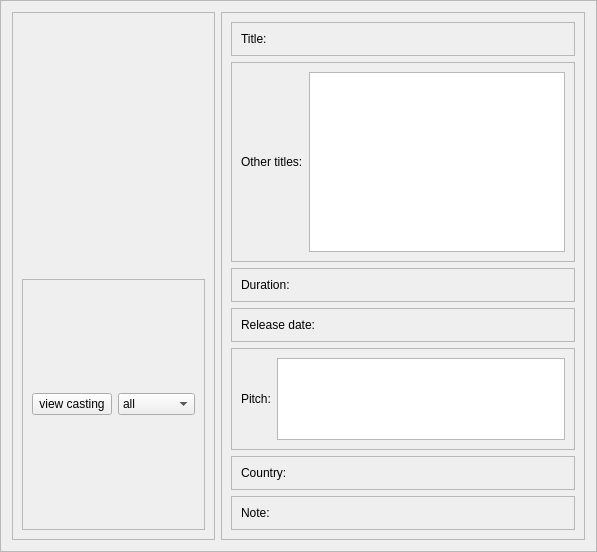
Old version of the form weboob/applications/qcineoob/ui/movie.ui in the repository laurentb/weboob.
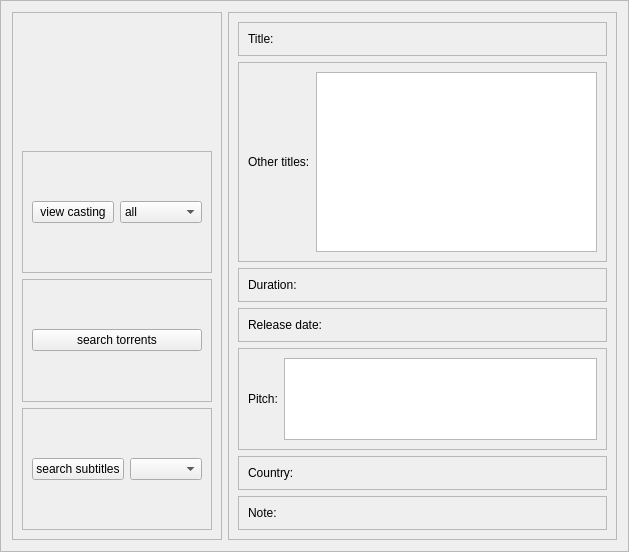
New version of the form.

Commit message: [cineoob] search torrent from movie detail

```diff
--- a/weboob/applications/qcineoob/ui/movie.ui
+++ b/weboob/applications/qcineoob/ui/movie.ui
@@ -6,7 +6,7 @@
    <rect>
     <x>0</x>
     <y>0</y>
-    <width>434</width>
+    <width>629</width>
     <height>552</height>
    </rect>
   </property>
@@ -92,6 +92,47 @@
         </layout>
        </widget>
       </item>
+      <item>
+       <widget class="QFrame" name="frame_12">
+        <property name="frameShape">
+         <enum>QFrame::StyledPanel</enum>
+        </property>
+        <property name="frameShadow">
+         <enum>QFrame::Raised</enum>
+        </property>
+        <layout class="QHBoxLayout" name="horizontalLayout_11">
+         <item>
+          <widget class="QPushButton" name="torrentButton">
+           <property name="text">
+            <string>search torrents</string>
+           </property>
+          </widget>
+         </item>
+        </layout>
+       </widget>
+      </item>
+      <item>
+       <widget class="QFrame" name="frame_11">
+        <property name="frameShape">
+         <enum>QFrame::StyledPanel</enum>
+        </property>
+        <property name="frameShadow">
+         <enum>QFrame::Raised</enum>
+        </property>
+        <layout class="QHBoxLayout" name="horizontalLayout_10">
+         <item>
+          <widget class="QPushButton" name="subtitleButton">
+           <property name="text">
+            <string>search subtitles</string>
+           </property>
+          </widget>
+         </item>
+         <item>
+          <widget class="QComboBox" name="langCombo"/>
+         </item>
+        </layout>
+       </widget>
+      </item>
      </layout>
     </widget>
    </item>
```
The commit also changes 2 other files.
